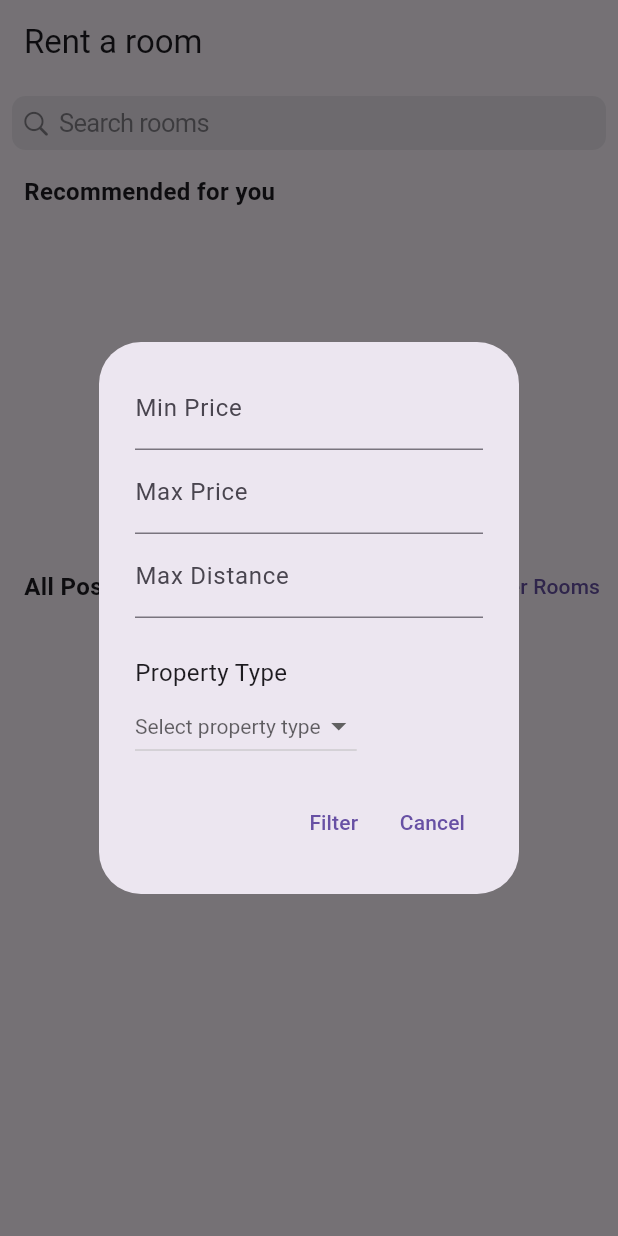
After one commit to shrestharukesh1213/gharsathi, a Flutter app: the Tenanthomescreen screen opened by its route, after a tap on "Filter Rooms", on a phone screen of 412 x 824 dp. The commit adds this screen. Run offline on Flutter 3.47's test engine with Material 3 defaults, Android fonts, the phone set to English and light mode, and no system bars; our stand-ins replace cached_network_image, carousel_slider, cloud_firestore, country_picker, email_validator, firebase_auth and 10 more; accounts and stored records are empty.

Commit message:
Changed Price value type to double. Implementation of Filtering not fully completed.

```diff
--- a/lib/main.dart
+++ b/lib/main.dart
@@ -8,7 +8,6 @@ import 'package:gharsathi/screens/LandlordHomeScreen.dart';
 import 'package:gharsathi/screens/LandlordPostsScreen.dart';
 import 'package:gharsathi/screens/LandlordProfileScreen.dart';
 import 'package:gharsathi/screens/LandlordRoomDetails.dart';
-import 'package:gharsathi/screens/tenantLocationSelectScreen.dart';
 import 'package:gharsathi/screens/LoginScreen.dart';
 import 'package:gharsathi/screens/RegisterScreen.dart';
 import 'package:gharsathi/screens/RoomDetails.dart';
--- a/lib/model/Rooms.dart
+++ b/lib/model/Rooms.dart
@@ -3,7 +3,7 @@ class Rooms {
   String? posterUid;
   String? postedBy;
   Map<String, dynamic>? location;
-  String? price;
+  double? price;
   String? description;
   List<dynamic> amenities;
   List<String?>? images;
--- a/lib/screens/LandlordHomeScreen.dart
+++ b/lib/screens/LandlordHomeScreen.dart
@@ -112,7 +112,7 @@ class _LandlordhomescreenState extends State<Landlordhomescreen> {
           'latitude': latitude,
           'longitude': longitude
         },
-        price: priceController.text,
+        price: double.parse(priceController.text),
         description: descriptionController.text,
         amenities: selectedAmenities, // Add amenities to room object
         images: uploadedUrls,
--- a/lib/screens/LandlordPostsScreen.dart
+++ b/lib/screens/LandlordPostsScreen.dart
@@ -70,7 +70,8 @@ class _LandlordpostsscreenState extends State<Landlordpostsscreen> {
                                   roomTitle: data[index]['name'],
                                   postedBy: data[index]['postedBy'],
                                   location: data[index]['location']['address'],
-                                  price: data[index]['price'],
+                                  price:
+                                      (data[index]['price'] as num).toDouble(),
                                   description: data[index]['description'],
                                   image: data[index]['images'][0],
                                   amenities: data[index]['amenities'],
--- a/lib/screens/LandlordRoomDetails.dart
+++ b/lib/screens/LandlordRoomDetails.dart
@@ -52,7 +52,7 @@ class _LandlordroomdetailsState extends State<Landlordroomdetails> {
         ModalRoute.of(context)?.settings.arguments as Map<String, dynamic>;
 
     final String roomTitle = data['roomTitle'];
-    final String price = data['price'];
+    final double price = (data['price'] as num).toDouble();
     final String propertyType = data['propertyType'] ?? "Not found";
     final String description = data['description'];
     final List<String> images = List<String>.from(data['images']);
--- a/lib/screens/TenantHomeScreen.dart
+++ b/lib/screens/TenantHomeScreen.dart
@@ -1,6 +1,5 @@
 import 'package:cloud_firestore/cloud_firestore.dart';
 import 'package:flutter/cupertino.dart';
-import 'package:flutter/foundation.dart';
 import 'package:flutter/material.dart';
 import 'package:gharsathi/model/Preferences.dart';
 import 'package:gharsathi/services/recommendation_sys.dart';
@@ -8,6 +7,7 @@ import 'package:gharsathi/utils/utils.dart';
 import 'package:gharsathi/widgets/RecommendationCard.dart';
 import 'package:gharsathi/widgets/RoomCard.dart';
 import 'package:firebase_auth/firebase_auth.dart';
+import 'package:gharsathi/widgets/property_filter_dialog.dart';
 
 class Tenanthomescreen extends StatefulWidget {
   const Tenanthomescreen({super.key});
@@ -20,7 +20,6 @@ class _TenanthomescreenState extends State<Tenanthomescreen> {
   String searchQuery = '';
 
   final SearchController searchController = SearchController();
-  bool _isLoading = false;
   final Preferences userPreferences = Preferences();
   final RecommendationSys recommender = RecommendationSys();
   String filterCategory = 'all';
@@ -218,8 +217,7 @@ class _TenanthomescreenState extends State<Tenanthomescreen> {
                         propertyType: data['propertyType'] ?? "Unknown",
                         description: data['description'] ?? 'No description',
                         location: data['location']['address'] ?? 'No location',
-                        price:
-                            data['price']?.toString() ?? 'Price not available',
+                        price: (data['price'] as num).toDouble(),
                         image: data['images']?[0] ?? '',
                         amenities: data['amenities'] ?? [],
                         postDate: data['postDate'] ?? '',
@@ -230,13 +228,35 @@ class _TenanthomescreenState extends State<Tenanthomescreen> {
               ),
             ),
           ),
-          const SliverToBoxAdapter(
-            child: Padding(
-              padding: EdgeInsets.fromLTRB(16, 8, 16, 8),
-              child: Text(
-                "All Posted Rooms",
-                style: TextStyle(fontSize: 16, fontWeight: FontWeight.bold),
-              ),
+          SliverToBoxAdapter(
+            child: Row(
+              mainAxisAlignment: MainAxisAlignment.spaceBetween,
+              children: [
+                Padding(
+                  padding: EdgeInsets.fromLTRB(16, 8, 16, 8),
+                  child: Text(
+                    "All Posted Rooms",
+                    style: TextStyle(fontSize: 16, fontWeight: FontWeight.bold),
+                  ),
+                ),
+                TextButton(
+                    onPressed: () {
+                      showDialog(
+                          context: context,
+                          builder: (BuildContext context) {
+                            return PropertyFilterDialog();
+                          });
+                    },
+                    child: Row(
+                      children: [
+                        Icon(Icons.filter_alt_outlined),
+                        SizedBox(
+                          width: 5,
+                        ),
+                        Text("Filter Rooms")
+                      ],
+                    ))
+              ],
             ),
           ),
           SliverList(
@@ -285,7 +305,7 @@ class _TenanthomescreenState extends State<Tenanthomescreen> {
                               roomTitle: data[index]['name'],
                               postedBy: data[index]['postedBy'],
                               location: data[index]['location']['address'],
-                              price: data[index]['price'],
+                              price: (data[index]['price'] as num).toDouble(),
                               description: data[index]['description'],
                               image: data[index]['images'][0],
                               amenities: data[index]['amenities'],
--- /dev/null
+++ b/lib/services/property_filtering.dart
@@ -0,0 +1,90 @@
+import 'package:cloud_firestore/cloud_firestore.dart';
+import 'dart:math' as math;
+
+class PropertyFiltering {
+  final FirebaseFirestore _firestore = FirebaseFirestore.instance;
+
+  Future<List<Map<String, dynamic>>> filterProperties(
+      {double? latitude,
+      double? longitude,
+      double? maxDistKm,
+      double? minPrice,
+      double? maxPrice,
+      String? propertyType}) async {
+    Query query = _firestore.collection("rooms");
+    print(query);
+
+    try {
+      if (minPrice != null) {
+        query = query.where("price", isGreaterThanOrEqualTo: minPrice);
+      }
+
+      if (maxPrice != null) {
+        query = query.where("price", isLessThanOrEqualTo: maxPrice);
+      }
+
+      if (propertyType != null) {
+        query = query.where("propertyType", isLessThanOrEqualTo: propertyType);
+      }
+
+      QuerySnapshot querySnapshot = await query.get();
+
+      print("Rooms: ${querySnapshot.docs}");
+      for (var room in querySnapshot.docs) {
+        print(room['name']);
+      }
+
+      print('Query Result 2: ${querySnapshot.docs}');
+
+      List<Map<String, dynamic>> results = querySnapshot.docs
+          .map((doc) => doc.data() as Map<String, dynamic>)
+          .toList();
+
+      if (latitude != null && longitude != null && maxDistKm != null) {
+        final filteredResults = results.where((property) {
+          if (property['location'] != null &&
+              property['location']['latitude'] != null &&
+              property['location']['longitude'] != null) {
+            final double propertyLat = property['location']['latitude'];
+            final double propertyLong = property['location']['longitude'];
+            final double distance = calculateDistance(
+                latitude, longitude, propertyLat, propertyLong);
+
+            return distance <= maxDistKm;
+          }
+          return false;
+        }).toList();
+
+        for (var room in filteredResults) {
+          print(room['name']);
+        }
+        return filteredResults;
+      }
+
+      return results;
+    } catch (e) {
+      print("Error filtering properties: $e");
+      return [];
+    }
+  }
+
+  //Haversine algorithm to calculate distance between user and properties
+  double calculateDistance(
+      double lat1, double long1, double lat2, double long2) {
+    //Calc distance between latitudes and longitudes
+    double dLat = (lat2 - lat1) * math.pi / 180.0;
+    double dLon = (long2 - long1) * math.pi / 180.0;
+
+    lat1 = (lat1) * math.pi / 180.0;
+    lat2 = (lat2) * math.pi / 180.0;
+
+    double value = math.pow(math.sin(dLat / 2), 2) +
+        math.pow(math.sin(dLon / 2), 2) * math.cos(lat1) * math.cos(lat2);
+
+    double rad = 6371;
+    double value2 = 2 * math.asin(math.sqrt(value));
+    double distance = rad * value2;
+    print("distance: $distance");
+    return distance;
+  }
+}
--- a/lib/services/recommendation_sys.dart
+++ b/lib/services/recommendation_sys.dart
@@ -103,7 +103,7 @@ class RecommendationSys {
 
     // Price range similarity
     if (userPreferences.price != null && property['price'] != null) {
-      double propertyPrice = double.parse(property['price']);
+      double propertyPrice = (property['price'] as num).toDouble();
       double priceScore = calculatePriceScore(
         userPreferences.price!,
         propertyPrice,
--- a/lib/widgets/RecommendationCard.dart
+++ b/lib/widgets/RecommendationCard.dart
@@ -7,7 +7,7 @@ class RecommendationCard extends StatelessWidget {
   final String propertyType;
   final String description;
   final String location;
-  final String price;
+  final double price;
   final String image;
   final List amenities;
   final String postDate;
@@ -89,7 +89,7 @@ class RecommendationCard extends StatelessWidget {
 
                     // Price
                     Text(
-                      price,
+                      "$price",
                       style: Theme.of(context).textTheme.titleMedium?.copyWith(
                             color: Theme.of(context).primaryColor,
                             fontWeight: FontWeight.bold,
--- a/lib/widgets/RoomCard.dart
+++ b/lib/widgets/RoomCard.dart
@@ -9,7 +9,7 @@ class Roomcard extends StatefulWidget {
   final String postedBy;
   final String description;
   final String location;
-  final String price;
+  final double price;
   final String image;
   final List<dynamic> amenities;
   final String propertyType;
@@ -165,7 +165,7 @@ class _RoomcardState extends State<Roomcard> {
                     mainAxisAlignment: MainAxisAlignment.spaceBetween,
                     children: [
                       Text(
-                        'NPR.${widget.price}',
+                        'NPR. ${widget.price}',
                         style: const TextStyle(fontWeight: FontWeight.bold),
                       ),
                       if (userType == "Tenant")
--- /dev/null
+++ b/lib/widgets/property_filter_dialog.dart
@@ -0,0 +1,167 @@
+import 'package:cloud_firestore/cloud_firestore.dart';
+import 'package:firebase_auth/firebase_auth.dart';
+import 'package:flutter/foundation.dart';
+import 'package:flutter/material.dart';
+import 'package:gharsathi/services/property_filtering.dart';
+
+class PropertyFilterDialog extends StatefulWidget {
+  const PropertyFilterDialog({super.key});
+
+  @override
+  State<PropertyFilterDialog> createState() => _PropertyFilterDialogState();
+}
+
+class _PropertyFilterDialogState extends State<PropertyFilterDialog> {
+  String? filterPropertyValue;
+  TextEditingController minPriceController = TextEditingController();
+  TextEditingController maxPriceController = TextEditingController();
+  TextEditingController distanceController = TextEditingController();
+
+  PropertyFiltering propertyFiltering = PropertyFiltering();
+  Map<String, dynamic>? location;
+  double? latitude;
+  double? longitude;
+
+  final FirebaseFirestore _firestore = FirebaseFirestore.instance;
+  User? currentUser = FirebaseAuth.instance.currentUser;
+
+  Future<void> getUserLatLong(String? uid) async {
+    try {
+      DocumentSnapshot userDoc =
+          await _firestore.collection('users').doc(uid).get();
+
+      if (userDoc.exists) {
+        Map<String, dynamic> userData = userDoc.data() as Map<String, dynamic>;
+
+        if (userData.containsKey('location')) {
+          location = userData['location'];
+          if (location != null) {
+            latitude = location?['latitude'];
+            longitude = location?['longitude'];
+          } else {
+            if (mounted) {
+              ScaffoldMessenger.of(context).showSnackBar(SnackBar(
+                  content: Text(
+                      "Set your current location from profile screen first")));
+            }
+          }
+        }
+      }
+    } catch (e) {
+      if (kDebugMode) {
+        print("Error $e");
+      }
+    }
+  }
+
+  @override
+  void initState() {
+    if (currentUser != null) {
+      getUserLatLong(currentUser!.uid);
+    }
+    super.initState();
+  }
+
+  @override
+  Widget build(BuildContext context) {
+    return AlertDialog(
+      content: Form(
+        child: SingleChildScrollView(
+          child: Column(
+            mainAxisSize: MainAxisSize.min,
+            mainAxisAlignment: MainAxisAlignment.start,
+            crossAxisAlignment: CrossAxisAlignment.start,
+            children: [
+              TextField(
+                controller: minPriceController,
+                keyboardType: TextInputType.numberWithOptions(decimal: true),
+                decoration: InputDecoration(labelText: "Min Price"),
+              ),
+              TextField(
+                controller: maxPriceController,
+                keyboardType: TextInputType.numberWithOptions(decimal: true),
+                decoration: InputDecoration(labelText: "Max Price"),
+              ),
+              TextField(
+                controller: distanceController,
+                keyboardType: TextInputType.numberWithOptions(decimal: true),
+                decoration: InputDecoration(labelText: "Max Distance"),
+              ),
+              SizedBox(
+                height: 25,
+              ),
+              Text(
+                "Property Type",
+                style: TextStyle(fontSize: 16),
+              ),
+              DropdownButton(
+                style: TextStyle(fontSize: 14, color: Colors.black),
+                hint: const Text('Select property type'),
+                items: const [
+                  DropdownMenuItem(
+                      value: 'Apartment', child: Text('Apartment')),
+                  DropdownMenuItem(value: 'House', child: Text('House')),
+                  DropdownMenuItem(value: 'Room', child: Text('Room')),
+                ],
+                onChanged: (String? newValue) {
+                  setState(() {
+                    filterPropertyValue = newValue!;
+                  });
+                },
+                value: filterPropertyValue,
+              ),
+              Padding(
+                padding: EdgeInsets.fromLTRB(0, 16, 0, 0),
+                child: Row(
+                  mainAxisAlignment: MainAxisAlignment.end,
+                  children: [
+                    TextButton(
+                        onPressed: () async {
+                          if (double.parse(minPriceController.text) >
+                              double.parse(maxPriceController.text)) {
+                            showDialog(
+                                context: context,
+                                builder: (BuildContext context) {
+                                  return AlertDialog(
+                                    content: Column(
+                                      mainAxisSize: MainAxisSize.min,
+                                      children: [
+                                        Text(
+                                            "Max Price can't be lesser than Min Price"),
+                                        SizedBox(
+                                          height: 10,
+                                        ),
+                                        TextButton(
+                                            onPressed: () {
+                                              Navigator.pop(context);
+                                            },
+                                            child: Text("Ok"))
+                                      ],
+                                    ),
+                                  );
+                                });
+                          }
+                          propertyFiltering.filterProperties(
+                              latitude: latitude,
+                              longitude: longitude,
+                              maxDistKm: double.parse(distanceController.text),
+                              minPrice: double.parse(minPriceController.text),
+                              maxPrice: double.parse(maxPriceController.text),
+                              propertyType: filterPropertyValue);
+                        },
+                        child: Text("Filter")),
+                    TextButton(
+                        onPressed: () {
+                          Navigator.pop(context);
+                        },
+                        child: Text("Cancel"))
+                  ],
+                ),
+              )
+            ],
+          ),
+        ),
+      ),
+    );
+  }
+}
```
Also changed, not shown: lib/screens/RoomDetails.dart (+13 -13 lines).
